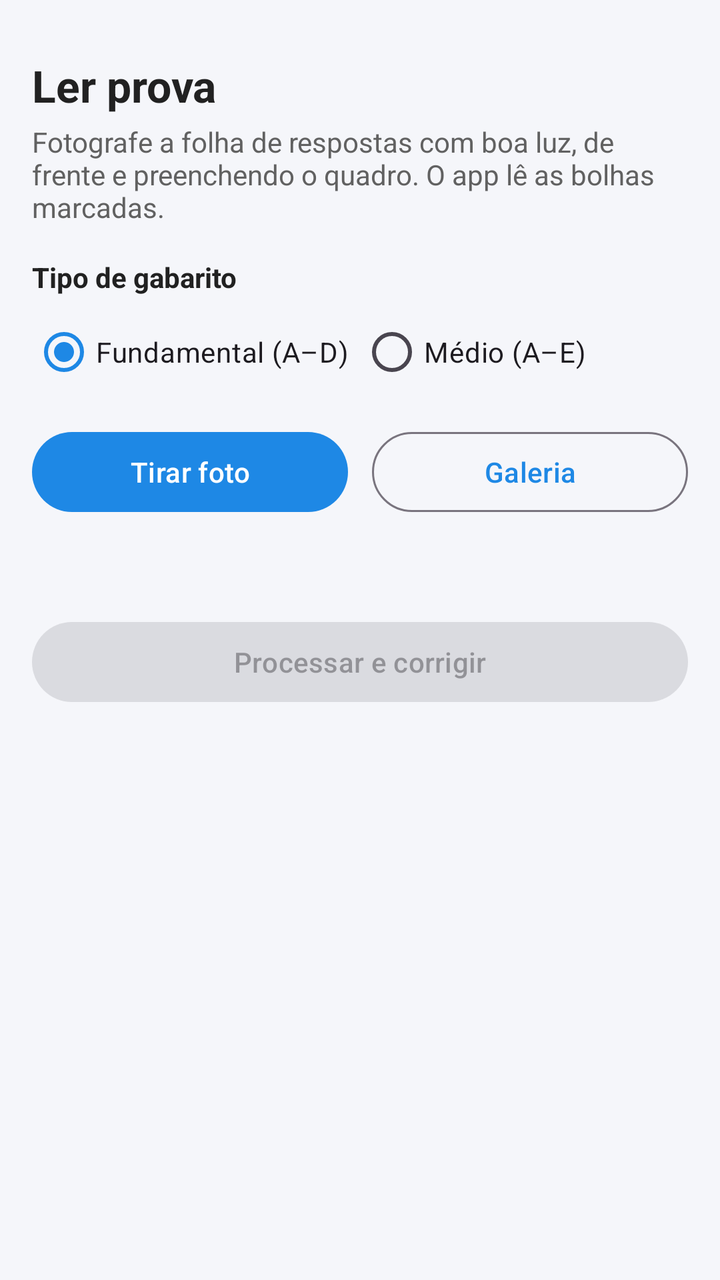
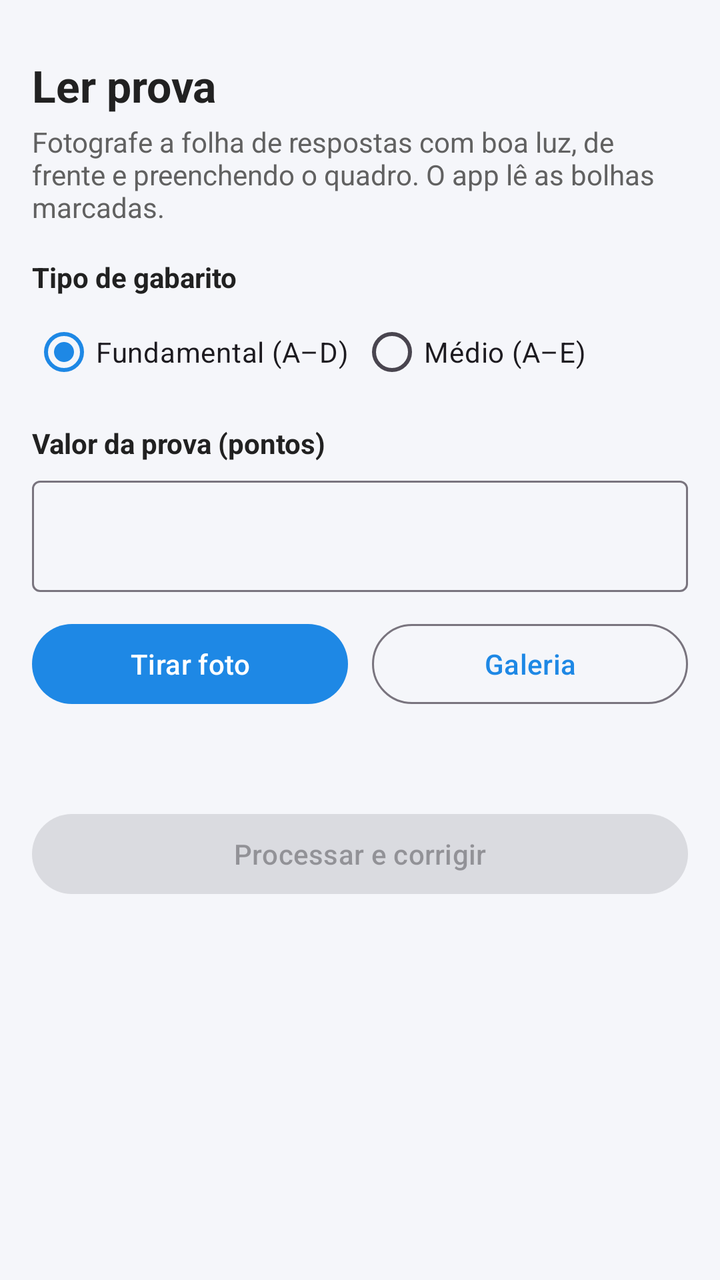

Compare the two renders of this Android layout. The source of the first and the diff that turns it into the second are given below.
<!-- AndroidManifest.xml: application theme Theme.LeitorGabarito -->
<!-- res/layout/fragment_scan.xml -->
<?xml version="1.0" encoding="utf-8"?>
<ScrollView xmlns:android="http://schemas.android.com/apk/res/android"
    xmlns:app="http://schemas.android.com/apk/res-auto"
    android:layout_width="match_parent"
    android:layout_height="match_parent"
    android:fillViewport="true">

    <LinearLayout
        android:layout_width="match_parent"
        android:layout_height="wrap_content"
        android:orientation="vertical"
        android:padding="16dp">

        <TextView
            android:layout_width="wrap_content"
            android:layout_height="wrap_content"
            android:layout_marginTop="12dp"
            android:layout_marginBottom="4dp"
            android:text="Ler prova"
            android:textColor="@color/text_primary"
            android:textSize="22sp"
            android:textStyle="bold" />

        <TextView
            android:layout_width="wrap_content"
            android:layout_height="wrap_content"
            android:layout_marginBottom="16dp"
            android:text="Fotografe a folha de respostas com boa luz, de frente e preenchendo o quadro. O app lê as bolhas marcadas."
            android:textColor="@color/text_secondary"
            android:textSize="14sp" />

        <TextView
            android:layout_width="wrap_content"
            android:layout_height="wrap_content"
            android:text="Tipo de gabarito"
            android:textColor="@color/text_primary"
            android:textSize="14sp"
            android:textStyle="bold" />

        <RadioGroup
            android:id="@+id/radioEnsino"
            android:layout_width="match_parent"
            android:layout_height="wrap_content"
            android:layout_marginTop="4dp"
            android:layout_marginBottom="12dp"
            android:orientation="horizontal">

            <RadioButton
                android:id="@+id/radioEF"
                android:layout_width="0dp"
                android:layout_height="wrap_content"
                android:layout_weight="1"
                android:checked="true"
                android:text="Fundamental (A–D)" />

            <RadioButton
                android:id="@+id/radioEM"
                android:layout_width="0dp"
                android:layout_height="wrap_content"
                android:layout_weight="1"
                android:text="Médio (A–E)" />
        </RadioGroup>

        <LinearLayout
            android:layout_width="match_parent"
            android:layout_height="wrap_content"
            android:orientation="horizontal">

            <Button
                android:id="@+id/btnCamera"
                android:layout_width="0dp"
                android:layout_height="wrap_content"
                android:layout_marginEnd="6dp"
                android:layout_weight="1"
                android:text="Tirar foto" />

            <Button
                android:id="@+id/btnGallery"
                style="@style/Widget.Material3.Button.OutlinedButton"
                android:layout_width="0dp"
                android:layout_height="wrap_content"
                android:layout_marginStart="6dp"
                android:layout_weight="1"
                android:text="Galeria" />
        </LinearLayout>

        <androidx.cardview.widget.CardView
            android:id="@+id/cardPreview"
            android:layout_width="match_parent"
            android:layout_height="wrap_content"
            android:layout_marginTop="16dp"
            android:layout_marginBottom="8dp"
            app:cardCornerRadius="12dp"
            app:cardElevation="2dp"
            android:visibility="gone">

            <ImageView
                android:id="@+id/imgPreview"
                android:layout_width="match_parent"
                android:layout_height="wrap_content"
                android:adjustViewBounds="true"
                android:scaleType="fitCenter"
                android:contentDescription="Prévia da prova" />
        </androidx.cardview.widget.CardView>

        <TextView
            android:id="@+id/txtStatus"
            android:layout_width="wrap_content"
            android:layout_height="wrap_content"
            android:layout_gravity="center_horizontal"
            android:layout_marginTop="8dp"
            android:layout_marginBottom="8dp"
            android:textColor="@color/text_secondary"
            android:textSize="14sp" />

        <ProgressBar
            android:id="@+id/progress"
            style="?android:attr/progressBarStyleHorizontal"
            android:layout_width="match_parent"
            android:layout_height="wrap_content"
            android:layout_marginTop="8dp"
            android:indeterminate="true"
            android:visibility="gone" />

        <Button
            android:id="@+id/btnProcessar"
            android:layout_width="match_parent"
            android:layout_height="wrap_content"
            android:layout_marginTop="12dp"
            android:enabled="false"
            android:text="Processar e corrigir" />
    </LinearLayout>
</ScrollView>
<!-- resources referenced by this layout -->
<resources>
  <color name="text_primary">#212121</color>
  <color name="text_secondary">#616161</color>
  <style name="Theme.LeitorGabarito" parent="Theme.Material3.Light.NoActionBar">
          <item name="colorPrimary">@color/primary</item>
          <item name="colorOnPrimary">@color/white</item>
          <item name="colorSecondary">@color/accent</item>
          <item name="android:statusBarColor">@color/primary_dark</item>
          <item name="android:windowBackground">@color/background</item>
      </style>
  <color name="primary">#1E88E5</color>
  <color name="white">#FFFFFF</color>
  <color name="accent">#FFB300</color>
  <color name="primary_dark">#1565C0</color>
  <color name="background">#F5F6FA</color>
</resources>

<!-- the commit's change to res/layout/fragment_scan.xml (unified diff, before → after) -->
@@ -60,6 +60,30 @@
                 android:layout_weight="1"
                 android:text="Médio (A–E)" />
         </RadioGroup>
+
+        <TextView
+            android:layout_width="wrap_content"
+            android:layout_height="wrap_content"
+            android:text="Valor da prova (pontos)"
+            android:textColor="@color/text_primary"
+            android:textSize="14sp"
+            android:textStyle="bold" />
+
+        <com.google.android.material.textfield.TextInputLayout
+            android:layout_width="match_parent"
+            android:layout_height="wrap_content"
+            android:layout_marginTop="4dp"
+            android:layout_marginBottom="12dp"
+            app:boxBackgroundMode="outline"
+            app:suffixText="pts">
+
+            <com.google.android.material.textfield.TextInputEditText
+                android:id="@+id/inputValor"
+                android:layout_width="match_parent"
+                android:layout_height="wrap_content"
+                android:inputType="numberDecimal"
+                android:maxLength="7" />
+        </com.google.android.material.textfield.TextInputLayout>
 
         <LinearLayout
             android:layout_width="match_parent"
